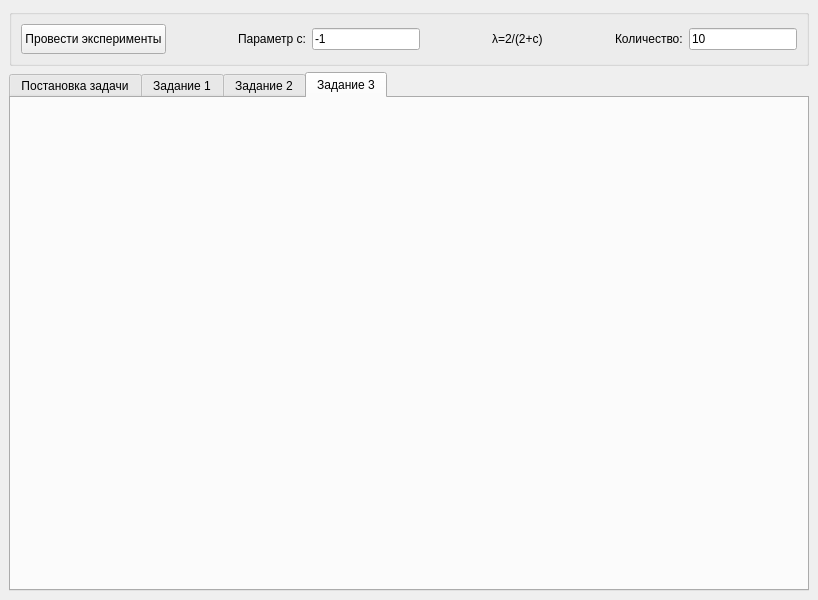
First picture: the form in mainwindow.ui, repository Termtre/Terver, before the edit.
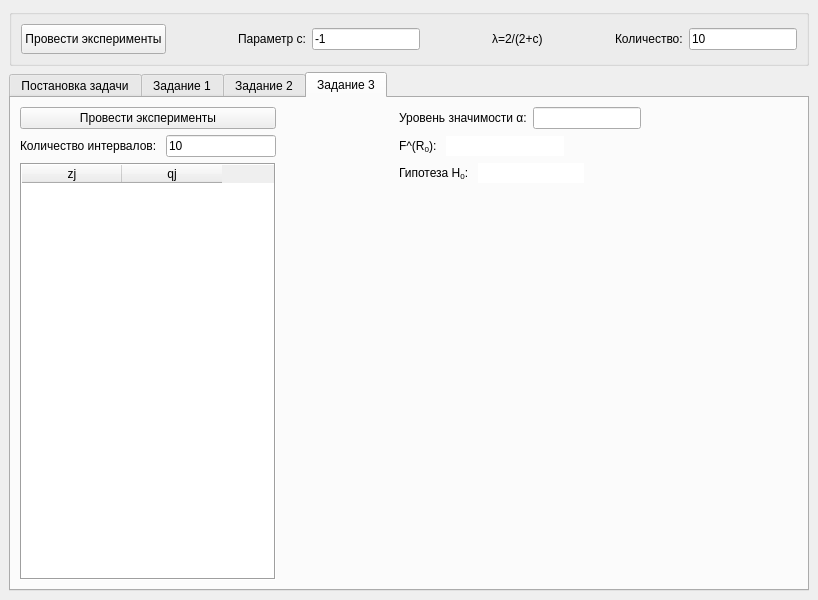
Second picture: the form after the edit. The open tabs and pages were chosen to show the change. Custom widgets are drawn as their Qt base class.

The edit to the form file:
```diff
--- a/mainwindow.ui
+++ b/mainwindow.ui
@@ -540,6 +540,212 @@
        <attribute name="title">
         <string>Задание 3</string>
        </attribute>
+       <layout class="QGridLayout" name="gridLayout_5">
+        <item row="0" column="1">
+         <spacer name="horizontalSpacer_10">
+          <property name="orientation">
+           <enum>Qt::Horizontal</enum>
+          </property>
+          <property name="sizeHint" stdset="0">
+           <size>
+            <width>40</width>
+            <height>20</height>
+           </size>
+          </property>
+         </spacer>
+        </item>
+        <item row="3" column="3">
+         <layout class="QHBoxLayout" name="horizontalLayout_6">
+          <item>
+           <widget class="QLabel" name="label_10">
+            <property name="text">
+             <string>Гипотеза H&lt;sub&gt;0&lt;/sub&gt;: </string>
+            </property>
+           </widget>
+          </item>
+          <item>
+           <widget class="QLineEdit" name="hypStatus">
+            <property name="sizePolicy">
+             <sizepolicy hsizetype="Expanding" vsizetype="Fixed">
+              <horstretch>0</horstretch>
+              <verstretch>0</verstretch>
+             </sizepolicy>
+            </property>
+            <property name="frame">
+             <bool>false</bool>
+            </property>
+            <property name="readOnly">
+             <bool>true</bool>
+            </property>
+           </widget>
+          </item>
+          <item>
+           <spacer name="horizontalSpacer_14">
+            <property name="orientation">
+             <enum>Qt::Horizontal</enum>
+            </property>
+            <property name="sizeHint" stdset="0">
+             <size>
+              <width>40</width>
+              <height>20</height>
+             </size>
+            </property>
+           </spacer>
+          </item>
+         </layout>
+        </item>
+        <item row="2" column="3">
+         <layout class="QHBoxLayout" name="horizontalLayout_5">
+          <item>
+           <widget class="QLabel" name="label_9">
+            <property name="text">
+             <string>F^(R&lt;sub&gt;0&lt;/sub&gt;): </string>
+            </property>
+           </widget>
+          </item>
+          <item>
+           <widget class="QLineEdit" name="lineEdit_3">
+            <property name="sizePolicy">
+             <sizepolicy hsizetype="Expanding" vsizetype="Fixed">
+              <horstretch>0</horstretch>
+              <verstretch>0</verstretch>
+             </sizepolicy>
+            </property>
+            <property name="frame">
+             <bool>false</bool>
+            </property>
+            <property name="readOnly">
+             <bool>true</bool>
+            </property>
+           </widget>
+          </item>
+          <item>
+           <spacer name="horizontalSpacer_13">
+            <property name="orientation">
+             <enum>Qt::Horizontal</enum>
+            </property>
+            <property name="sizeHint" stdset="0">
+             <size>
+              <width>40</width>
+              <height>20</height>
+             </size>
+            </property>
+           </spacer>
+          </item>
+         </layout>
+        </item>
+        <item row="4" column="3">
+         <spacer name="verticalSpacer">
+          <property name="orientation">
+           <enum>Qt::Vertical</enum>
+          </property>
+          <property name="sizeHint" stdset="0">
+           <size>
+            <width>20</width>
+            <height>40</height>
+           </size>
+          </property>
+         </spacer>
+        </item>
+        <item row="0" column="3">
+         <layout class="QHBoxLayout" name="horizontalLayout_4">
+          <item>
+           <widget class="QLabel" name="label_8">
+            <property name="text">
+             <string>Уровень значимости α:</string>
+            </property>
+           </widget>
+          </item>
+          <item>
+           <widget class="QLineEdit" name="lineEdit_2">
+            <property name="sizePolicy">
+             <sizepolicy hsizetype="Expanding" vsizetype="Fixed">
+              <horstretch>0</horstretch>
+              <verstretch>0</verstretch>
+             </sizepolicy>
+            </property>
+           </widget>
+          </item>
+          <item>
+           <spacer name="horizontalSpacer_12">
+            <property name="orientation">
+             <enum>Qt::Horizontal</enum>
+            </property>
+            <property name="sizeHint" stdset="0">
+             <size>
+              <width>40</width>
+              <height>20</height>
+             </size>
+            </property>
+           </spacer>
+          </item>
+         </layout>
+        </item>
+        <item row="0" column="4">
+         <spacer name="horizontalSpacer_11">
+          <property name="orientation">
+           <enum>Qt::Horizontal</enum>
+          </property>
+          <property name="sizeHint" stdset="0">
+           <size>
+            <width>40</width>
+            <height>20</height>
+           </size>
+          </property>
+         </spacer>
+        </item>
+        <item row="0" column="0">
+         <widget class="QPushButton" name="pushButton">
+          <property name="sizePolicy">
+           <sizepolicy hsizetype="Expanding" vsizetype="Minimum">
+            <horstretch>0</horstretch>
+            <verstretch>0</verstretch>
+           </sizepolicy>
+          </property>
+          <property name="text">
+           <string>Провести эксперименты</string>
+          </property>
+         </widget>
+        </item>
+        <item row="2" column="0">
+         <layout class="QHBoxLayout" name="horizontalLayout_3">
+          <item>
+           <widget class="QLabel" name="label_7">
+            <property name="text">
+             <string>Количество интервалов: </string>
+            </property>
+           </widget>
+          </item>
+          <item>
+           <widget class="QLineEdit" name="numberIntervalsEdit">
+            <property name="text">
+             <string>10</string>
+            </property>
+           </widget>
+          </item>
+         </layout>
+        </item>
+        <item row="3" column="0" rowspan="3">
+         <widget class="QTableWidget" name="tableWidget">
+          <property name="frameShape">
+           <enum>QFrame::Box</enum>
+          </property>
+          <property name="editTriggers">
+           <set>QAbstractItemView::NoEditTriggers</set>
+          </property>
+          <column>
+           <property name="text">
+            <string>zj</string>
+           </property>
+          </column>
+          <column>
+           <property name="text">
+            <string>qj</string>
+           </property>
+          </column>
+         </widget>
+        </item>
+       </layout>
       </widget>
      </widget>
     </item>
```
Left out of the diff: 5 changed lines with no effect on the pictures.
